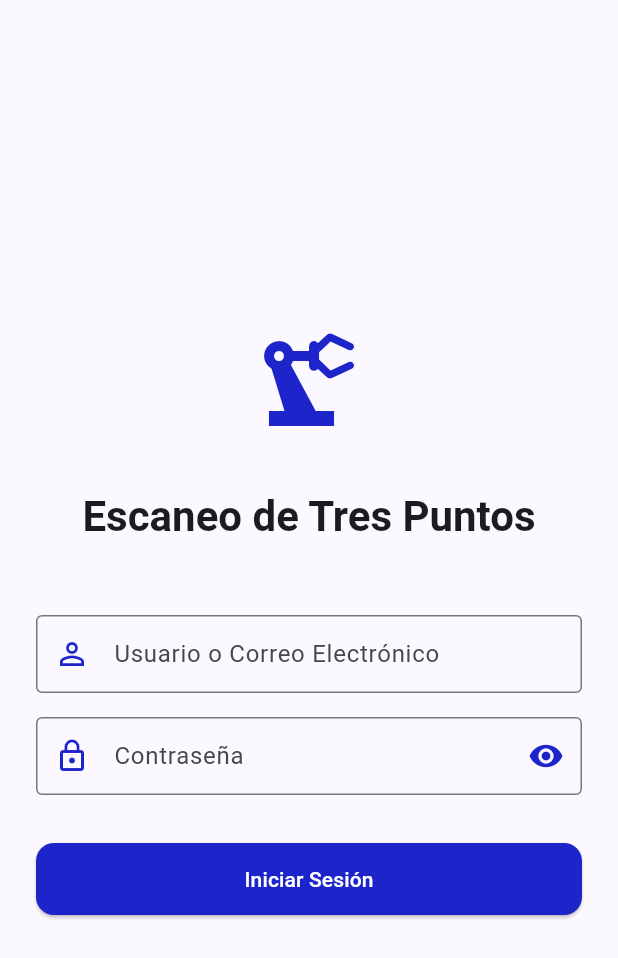
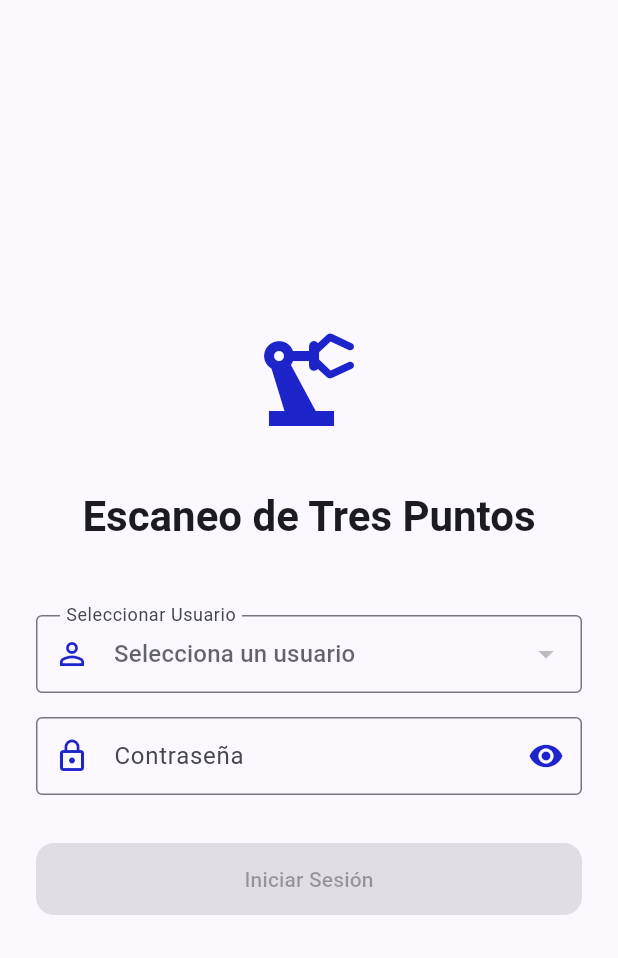
Before and after one commit to devadriancr/vira, a Flutter app: the LoginView screen opened directly, on a phone screen of 412 x 824 dp. Shown: the top 958 px of the screen. Run offline on Flutter 3.47's test engine with Material 3 defaults, Android fonts, the phone set to English and light mode, and no system bars; our stand-ins replace device_info_plus, flutter_secure_storage, geolocator, permission_handler; missing offline and left inert: network_info_plus; accounts and stored records are empty; network calls fail.

Commit message:
fix: select user login

```diff
--- a/lib/services/auth_service.dart
+++ b/lib/services/auth_service.dart
@@ -4,8 +4,19 @@ import 'package:flutter_secure_storage/flutter_secure_storage.dart';
 import 'package:http/http.dart' as http;
 import 'package:vira/models/models.dart';
 
+class ScanUser {
+  final String nickname;
+  final String name;
+
+  ScanUser({required this.nickname, required this.name});
+
+  factory ScanUser.fromJson(Map<String, dynamic> json) {
+    return ScanUser(nickname: json['nickname'] ?? '', name: json['name'] ?? '');
+  }
+}
+
 class AuthService extends ChangeNotifier {
-  static const String _baseUrl = 'http://10.1.50.253:8000/api';
+  static const String _baseUrl = 'http://192.168.130.50:9080/api';
   static const _storage = FlutterSecureStorage();
 
   User? _user;
@@ -13,6 +24,8 @@ class AuthService extends ChangeNotifier {
   bool _isLoading = true;
   bool _isLoggingOut = false;
   String? _error;
+  List<ScanUser> _scanUsers = [];
+  bool _loadingUsers = false;
 
   User? get user => _user;
   String? get token => _token;
@@ -20,6 +33,8 @@ class AuthService extends ChangeNotifier {
   bool get isLoading => _isLoading;
   bool get isLoggingOut => _isLoggingOut;
   String? get error => _error;
+  List<ScanUser> get scanUsers => _scanUsers;
+  bool get loadingUsers => _loadingUsers;
 
   AuthService() {
     _initializeAuth();
@@ -36,6 +51,31 @@ class AuthService extends ChangeNotifier {
       debugPrint('Error initializing auth: $e');
     } finally {
       _isLoading = false;
+      notifyListeners();
+    }
+  }
+
+  Future<void> loadScanUsers() async {
+    try {
+      _loadingUsers = true;
+      notifyListeners();
+
+      final response = await http.get(
+        Uri.parse('$_baseUrl/scan-users'),
+        headers: {'Accept': 'application/json'},
+      );
+
+      if (response.statusCode == 200) {
+        final List<dynamic> usersData = jsonDecode(response.body);
+        _scanUsers = usersData.map((user) => ScanUser.fromJson(user)).toList();
+      } else {
+        _error = 'Error al cargar usuarios';
+      }
+    } catch (e) {
+      _error = 'Error de conexión al cargar usuarios';
+      debugPrint('Error loading scan users: $e');
+    } finally {
+      _loadingUsers = false;
       notifyListeners();
     }
   }
@@ -89,7 +129,7 @@ class AuthService extends ChangeNotifier {
   Future<void> _loadUserData() async {
     try {
       final response = await http.get(
-        Uri.parse('$_baseUrl/user'), // Cambio de endpoint
+        Uri.parse('$_baseUrl/user'),
         headers: {
           'Authorization': 'Bearer $_token',
           'Accept': 'application/json',
@@ -104,7 +144,6 @@ class AuthService extends ChangeNotifier {
       }
     } catch (e) {
       debugPrint('Error loading user data: $e');
-      // Si hay error cargando datos del usuario, hacer logout
       await logout();
     }
   }
@@ -132,6 +171,7 @@ class AuthService extends ChangeNotifier {
       _token = null;
       _error = null;
       _isLoggingOut = false;
+      _scanUsers.clear();
       await _storage.delete(key: 'auth_token');
       notifyListeners();
     }
--- a/lib/services/connectivity_service.dart
+++ b/lib/services/connectivity_service.dart
@@ -5,7 +5,7 @@ import 'package:http/http.dart' as http;
 enum ConnectivityStatus { checking, connected, disconnected }
 
 class ConnectivityService extends ChangeNotifier {
-  static const String _baseUrl = 'http://10.1.50.253:8000/api';
+  static const String _baseUrl = 'http://192.168.130.50:9080/api';
   static const Duration _timeout = Duration(seconds: 10);
 
   ConnectivityStatus _status = ConnectivityStatus.checking;
--- a/lib/views/login_view.dart
+++ b/lib/views/login_view.dart
@@ -1,6 +1,19 @@
 import 'package:flutter/material.dart';
 import 'package:provider/provider.dart';
 import 'package:vira/services/auth_service.dart';
+
+extension StringExtension on String {
+  String toTitleCase() {
+    return split(' ')
+        .map(
+          (word) =>
+              word.isNotEmpty
+                  ? word[0].toUpperCase() + word.substring(1).toLowerCase()
+                  : word,
+        )
+        .join(' ');
+  }
+}
 
 class LoginView extends StatefulWidget {
   const LoginView({super.key});
@@ -11,13 +24,21 @@ class LoginView extends StatefulWidget {
 
 class _LoginViewState extends State<LoginView> {
   final _formKey = GlobalKey<FormState>();
-  final _loginController = TextEditingController();
   final _passwordController = TextEditingController();
   bool _obscurePassword = true;
+  String? _selectedUserNickname;
+
+  @override
+  void initState() {
+    super.initState();
+    // Cargar usuarios cuando se inicializa la vista
+    WidgetsBinding.instance.addPostFrameCallback((_) {
+      context.read<AuthService>().loadScanUsers();
+    });
+  }
 
   @override
   void dispose() {
-    _loginController.dispose();
     _passwordController.dispose();
     super.dispose();
   }
@@ -25,10 +46,8 @@ class _LoginViewState extends State<LoginView> {
   Future<void> _handleLogin() async {
     if (_formKey.currentState!.validate()) {
       final authService = context.read<AuthService>();
-      await authService.login(
-        _loginController.text.trim(),
-        _passwordController.text,
-      );
+
+      await authService.login(_selectedUserNickname!, _passwordController.text);
     }
   }
 
@@ -68,10 +87,14 @@ class _LoginViewState extends State<LoginView> {
                       ),
                     ),
                     SizedBox(height: isSmallScreen ? 24 : 48),
-                    TextFormField(
-                      controller: _loginController,
+
+                    // Selector de usuario
+                    Consumer<AuthService>(
+                      builder: (context, authService, child) {
+                        return DropdownButtonFormField<String>(
+                          value: _selectedUserNickname,
                           decoration: InputDecoration(
-                        labelText: 'Usuario o Correo Electrónico',
+                            labelText: 'Seleccionar Usuario',
                             prefixIcon: Icon(
                               Icons.person_outline,
                               color: Theme.of(context).colorScheme.primary,
@@ -81,16 +104,57 @@ class _LoginViewState extends State<LoginView> {
                               horizontal: 16,
                               vertical: 14,
                             ),
+                            suffixIcon:
+                                authService.loadingUsers
+                                    ? Container(
+                                      width: 20,
+                                      height: 20,
+                                      padding: const EdgeInsets.all(12),
+                                      child: CircularProgressIndicator(
+                                        strokeWidth: 2,
+                                        color:
+                                            Theme.of(
+                                              context,
+                                            ).colorScheme.primary,
                                       ),
-                      keyboardType: TextInputType.text,
+                                    )
+                                    : null,
+                          ),
+                          items:
+                              authService.scanUsers
+                                  .map(
+                                    (user) => DropdownMenuItem<String>(
+                                      value: user.nickname,
+                                      child: Text(user.name.toTitleCase()),
+                                    ),
+                                  )
+                                  .toList(),
+                          onChanged:
+                              authService.loadingUsers
+                                  ? null
+                                  : (value) {
+                                    setState(() {
+                                      _selectedUserNickname = value;
+                                    });
+                                  },
                           validator: (value) {
                             if (value == null || value.isEmpty) {
-                          return 'Por favor ingresa tu usuario o correo electrónico';
+                              return 'Por favor selecciona un usuario';
                             }
                             return null;
                           },
+                          isExpanded: true,
+                          hint:
+                              authService.loadingUsers
+                                  ? Text('Cargando usuarios...')
+                                  : Text('Selecciona un usuario'),
+                        );
+                      },
                     ),
+
                     SizedBox(height: isSmallScreen ? 12 : 16),
+
+                    // Campo de contraseña
                     TextFormField(
                       controller: _passwordController,
                       decoration: InputDecoration(
@@ -126,7 +190,9 @@ class _LoginViewState extends State<LoginView> {
                         return null;
                       },
                     ),
+
                     SizedBox(height: isSmallScreen ? 24 : 32),
+
                     Consumer<AuthService>(
                       builder: (context, authService, child) {
                         return Column(
@@ -134,7 +200,10 @@ class _LoginViewState extends State<LoginView> {
                           children: [
                             ElevatedButton(
                               onPressed:
-                                  authService.isLoading ? null : _handleLogin,
+                                  authService.isLoading ||
+                                          _selectedUserNickname == null
+                                      ? null
+                                      : _handleLogin,
                               style: ElevatedButton.styleFrom(
                                 backgroundColor:
                                     Theme.of(context).colorScheme.primary,
@@ -158,6 +227,7 @@ class _LoginViewState extends State<LoginView> {
                                       )
                                       : const Text('Iniciar Sesión'),
                             ),
+
                             if (authService.error != null) ...[
                               SizedBox(height: isSmallScreen ? 12 : 16),
                               Container(
```
Also changed, not shown: lib/controllers/material_validation_controller.dart (+25 -3 lines). Lines whose indentation alone changed are shown as unchanged.
